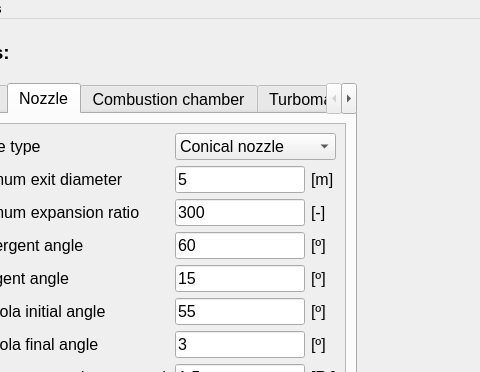
Above: GUI.ui from casruks/CDP-LRE-Integrated-Design-Model before the change; both pictures show x 84 to 564 and y 0 to 372 of the 1316 by 668 pixel window. Below: the same form after it.
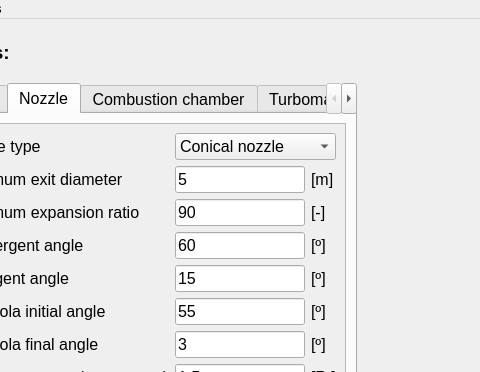
That is the form after the change. The open tabs and pages were chosen to show the change. Icons and pictures are not drawn. Custom widgets are drawn as their Qt base class.

Commit message: Updated default values

The edit to the form file:
```diff
--- a/GUI.ui
+++ b/GUI.ui
@@ -363,7 +363,7 @@
               <item row="2" column="1">
                <widget class="QLineEdit" name="line_eps_max">
                 <property name="text">
-                 <string>300</string>
+                 <string>90</string>
                 </property>
                </widget>
               </item>
```
Left out of the diff: 4 changed lines with no effect on the pictures. The commit also changes 2 other files.
